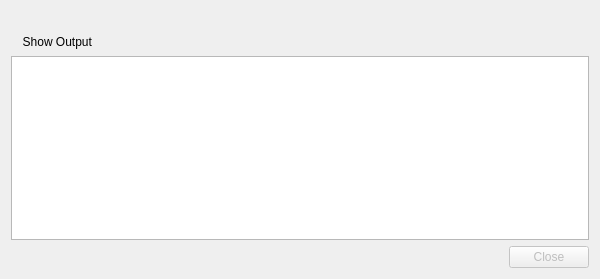
The window that src/progress_dialog.ui (holazt/RcloneBrowser) describes before a commit, drawn with Qt 5.
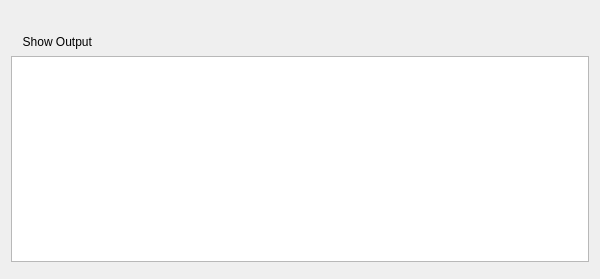
The same window after the commit.

Commit message: added rclone process kill in progress dialog

Diff of the .ui file:
```diff
--- a/src/progress_dialog.ui
+++ b/src/progress_dialog.ui
@@ -107,7 +107,7 @@
       <bool>false</bool>
      </property>
      <property name="standardButtons">
-      <set>QDialogButtonBox::Close</set>
+      <set>QDialogButtonBox::NoButton</set>
      </property>
     </widget>
    </item>
```
The commit also changes 2 other files.
